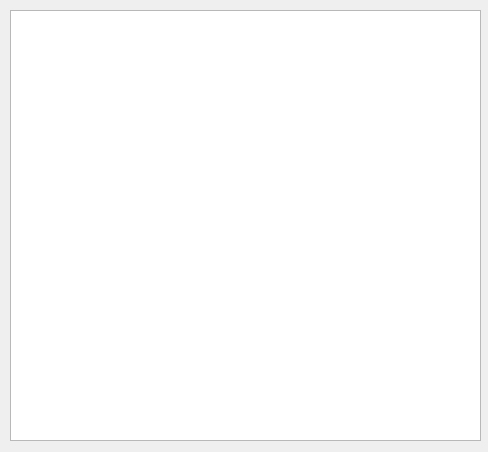
Before: the Qt Designer form cuACS-D1/clientwindow.ui in darrenzel/cuACS, drawn with Qt 5.
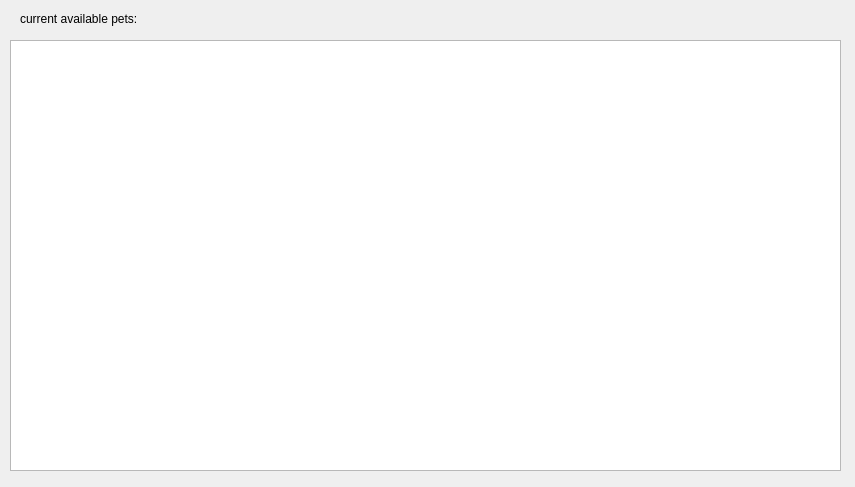
After: the same form once the commit is applied.

Diff of the .ui file:
```diff
--- a/cuACS-D1/clientwindow.ui
+++ b/cuACS-D1/clientwindow.ui
@@ -6,8 +6,8 @@
    <rect>
     <x>0</x>
     <y>0</y>
-    <width>488</width>
-    <height>452</height>
+    <width>855</width>
+    <height>487</height>
    </rect>
   </property>
   <property name="windowTitle">
@@ -17,12 +17,25 @@
    <property name="geometry">
     <rect>
      <x>10</x>
-     <y>10</y>
-     <width>471</width>
+     <y>40</y>
+     <width>831</width>
      <height>431</height>
     </rect>
    </property>
   </widget>
+  <widget class="QLabel" name="label">
+   <property name="geometry">
+    <rect>
+     <x>20</x>
+     <y>10</y>
+     <width>251</width>
+     <height>17</height>
+    </rect>
+   </property>
+   <property name="text">
+    <string>current available pets:</string>
+   </property>
+  </widget>
  </widget>
  <resources/>
  <connections/>
```
